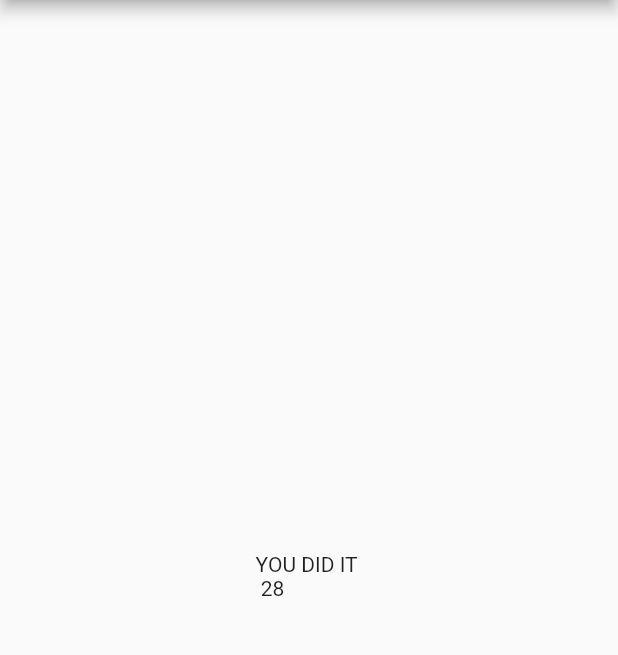
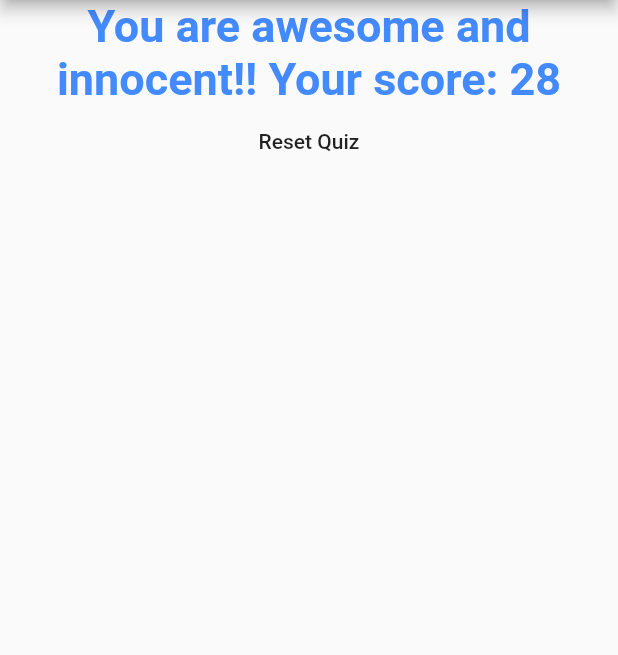
Before and after one commit to MinaSamirCap/flutterpro2, a Flutter app: the screen it shows after launch, after a tap on "black", after a tap on "cat", after a tap on "max", on a phone screen of 412 x 824 dp, the part 84-739 px from its top. Run offline on Flutter 3.47's test engine with Material 2 defaults, Android fonts, the phone set to English and light mode, and no system bars.

Commit message:
used the style of get method

```diff
--- a/lib/main.dart
+++ b/lib/main.dart
@@ -64,6 +64,13 @@ class _MyApp2State extends State<MyApp2> {
     }
   ];
 
+  void _resetQuiz() {
+    setState(() {
+      _totalScore = 0;
+      _questionIndex = 0;
+    });
+  }
+
   void _answerChosen(int score) {
     setState(() {
       _questionIndex++;
@@ -85,7 +92,7 @@ class _MyApp2State extends State<MyApp2> {
                 questionIndex: _questionIndex,
                 answerQuestion: _answerChosen,
               )
-            : Result(_totalScore),
+            : Result(_totalScore, _resetQuiz),
       ),
     );
   }
--- a/lib/updatedcourse/result.dart
+++ b/lib/updatedcourse/result.dart
@@ -2,10 +2,41 @@ import 'package:flutter/material.dart';
 
 class Result extends StatelessWidget {
   final int totalScore;
-  Result(this.totalScore);
+  final Function reset;
+  Result(this.totalScore, this.reset);
+
+  String get resultPhase {
+    String resultText;
+    if (totalScore <= 8) {
+      resultText = "YOU ARE BAD";
+    } else if (totalScore <= 12) {
+      resultText = "Pretty likable";
+    } else if (totalScore <= 16) {
+      resultText = "Your are ... Strange .. !!";
+    } else {
+      resultText = "You are awesome and innocent!!";
+    }
+    return resultText + " Your score: $totalScore";
+  }
 
   @override
   Widget build(BuildContext context) {
-    return Center(child: Text('YOU DID IT \n $totalScore'));
+    return Column(
+      children: <Widget>[
+        Center(
+            child: Text(
+          resultPhase,
+          textAlign: TextAlign.center,
+          style: TextStyle(
+              fontSize: 30,
+              fontWeight: FontWeight.bold,
+              color: Colors.blueAccent),
+        )),
+        FlatButton(
+          child: Text('Reset Quiz'),
+          onPressed: reset,
+        )
+      ],
+    );
   }
 }
```
